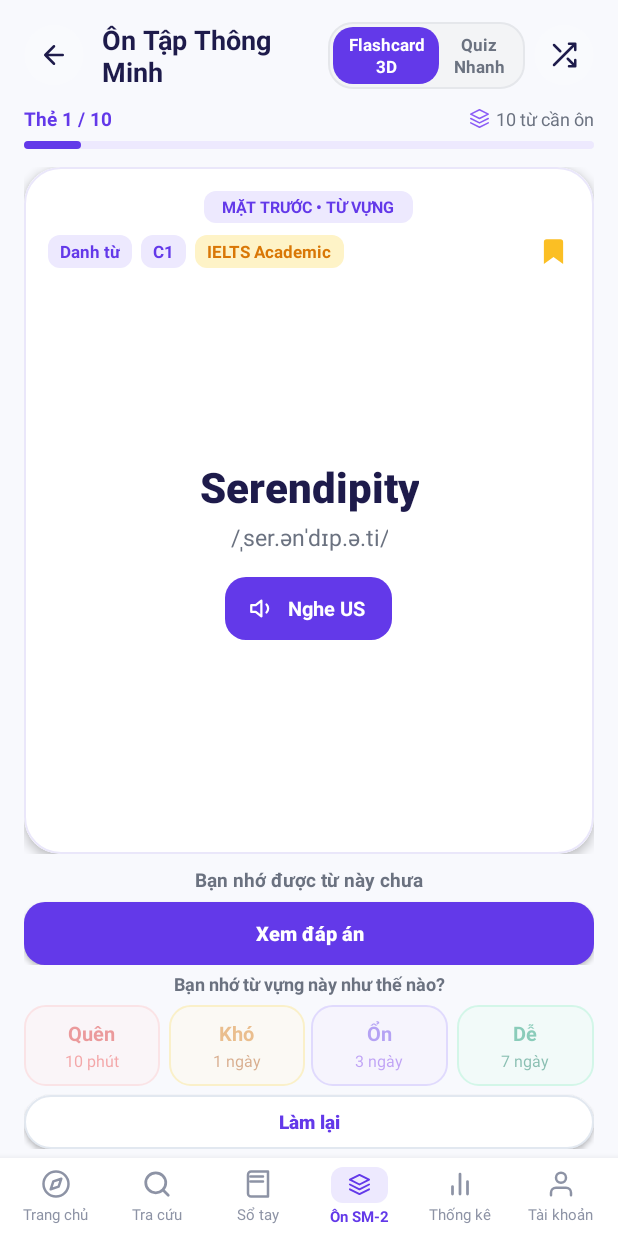
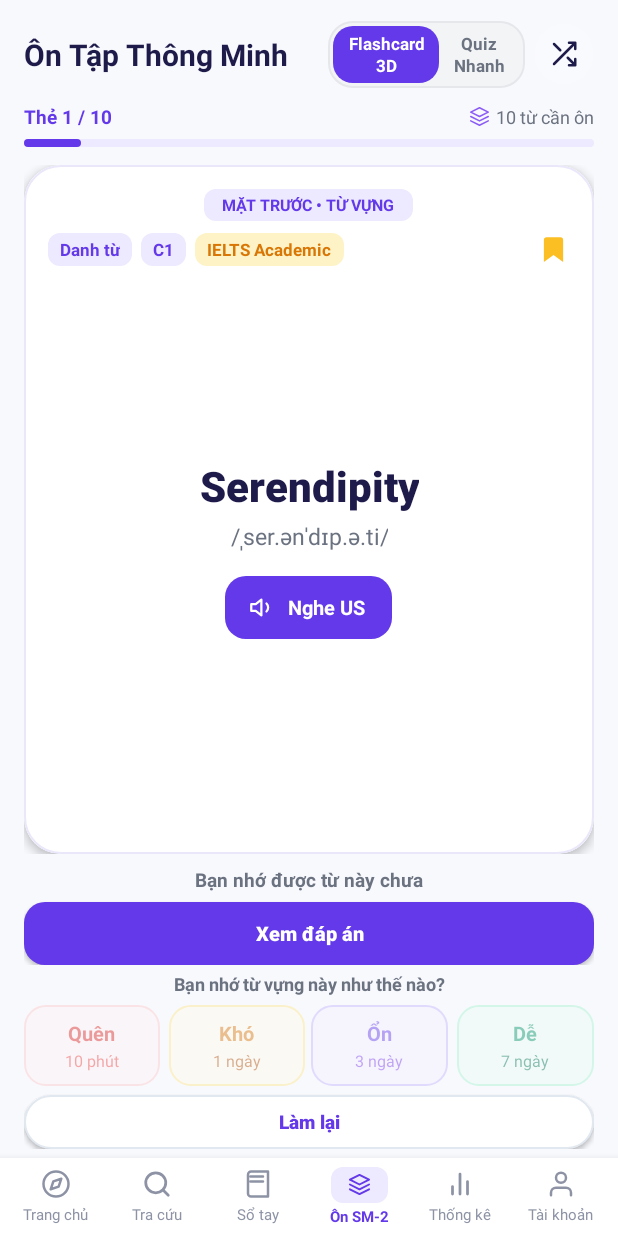
Before and after one commit to UMISORA09/Tu_Dien_Ca_Nhan, an Android app: the FlashcardActivity screen opened directly, with no data from a screen before it, on a phone screen of 412 x 824 dp. Run offline under Robolectric (Android 15) with nearby library versions, the phone set to English and light mode, and no system bars.

Commit message:
fix(flashcard): remove back arrow button from top bar

```diff
--- a/app/src/main/java/com/example/eduprofile/FlashcardActivity.kt
+++ b/app/src/main/java/com/example/eduprofile/FlashcardActivity.kt
@@ -50,7 +50,6 @@ class FlashcardActivity : AppCompatActivity(), TextToSpeech.OnInitListener {
 
     // Views - Header & Progress
     private lateinit var tvHeaderTitle: TextView
-    private lateinit var btnBack: FrameLayout
     private lateinit var btnShuffle: FrameLayout
     private lateinit var tabModeFlashcard: LinearLayout
     private lateinit var tabModeQuiz: LinearLayout
@@ -390,7 +389,6 @@ class FlashcardActivity : AppCompatActivity(), TextToSpeech.OnInitListener {
 
     private fun initViews() {
         tvHeaderTitle = findViewById(R.id.tvHeaderTitle)
-        btnBack = findViewById(R.id.btnBack)
         btnShuffle = findViewById(R.id.btnShuffle)
         tabModeFlashcard = findViewById(R.id.tabModeFlashcard)
         tabModeQuiz = findViewById(R.id.tabModeQuiz)
@@ -462,8 +460,6 @@ class FlashcardActivity : AppCompatActivity(), TextToSpeech.OnInitListener {
     }
 
     private fun setupListeners() {
-        btnBack.setOnClickListener { finish() }
-
         tabModeFlashcard.setOnClickListener {
             Toast.makeText(this, "Đang ở chế độ Flashcard 3D", Toast.LENGTH_SHORT).show()
         }
--- a/app/src/main/res/layout/activity_flashcard.xml
+++ b/app/src/main/res/layout/activity_flashcard.xml
@@ -20,29 +20,10 @@
         android:paddingBottom="10dp"
         app:layout_constraintTop_toTopOf="parent">
 
-        <!-- Back Button -->
-        <FrameLayout
-            android:id="@+id/btnBack"
-            android:layout_width="40dp"
-            android:layout_height="40dp"
-            android:background="@drawable/bg_circle_translucent"
-            android:clickable="true"
-            android:focusable="true">
-
-            <ImageView
-                android:layout_width="20dp"
-                android:layout_height="20dp"
-                android:layout_gravity="center"
-                android:contentDescription="Quay lại"
-                android:src="@drawable/ic_arrow_back"
-                app:tint="#1E1B4B" />
-        </FrameLayout>
-
         <!-- Title -->
         <LinearLayout
             android:layout_width="0dp"
             android:layout_height="wrap_content"
-            android:layout_marginStart="12dp"
             android:layout_marginEnd="8dp"
             android:layout_weight="1"
             android:orientation="vertical">
@@ -53,7 +34,7 @@
                 android:layout_height="wrap_content"
                 android:text="@string/title_flashcard_3d"
                 android:textColor="#1E1B4B"
-                android:textSize="18sp"
+                android:textSize="20sp"
                 android:textStyle="bold" />
         </LinearLayout>
 
```
